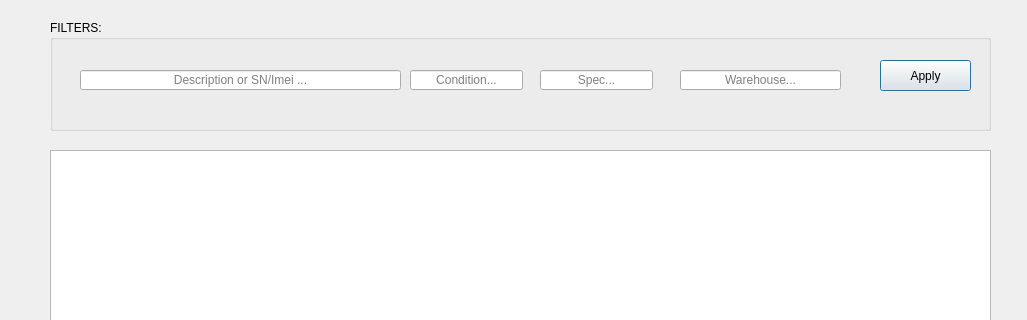
Above: uis/inventory_form.ui from andrei219/euromedia before the change; both pictures show x 0 to 1027 and y 0 to 320 of the 1027 by 1016 pixel window. Below: the same form after it.
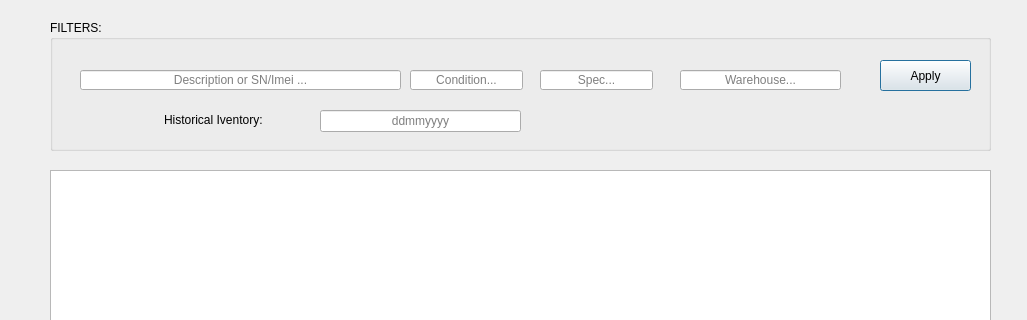
That is the form after the change. Icons and pictures are not drawn. Custom widgets are drawn as their Qt base class.

```diff
--- a/uis/inventory_form.ui
+++ b/uis/inventory_form.ui
@@ -24,9 +24,9 @@
    <property name="geometry">
     <rect>
      <x>50</x>
-     <y>150</y>
+     <y>170</y>
      <width>941</width>
-     <height>731</height>
+     <height>711</height>
     </rect>
    </property>
   </widget>
@@ -62,7 +62,7 @@
      <x>50</x>
      <y>20</y>
      <width>941</width>
-     <height>111</height>
+     <height>131</height>
     </rect>
    </property>
    <property name="title">
@@ -151,6 +151,35 @@
      <bool>true</bool>
     </property>
    </widget>
+   <widget class="QLineEdit" name="date">
+    <property name="geometry">
+     <rect>
+      <x>270</x>
+      <y>90</y>
+      <width>201</width>
+      <height>22</height>
+     </rect>
+    </property>
+    <property name="alignment">
+     <set>Qt::AlignCenter</set>
+    </property>
+    <property name="placeholderText">
+     <string>ddmmyyyy</string>
+    </property>
+   </widget>
+   <widget class="QLabel" name="label">
+    <property name="geometry">
+     <rect>
+      <x>114</x>
+      <y>90</y>
+      <width>111</width>
+      <height>20</height>
+     </rect>
+    </property>
+    <property name="text">
+     <string>Historical Iventory:</string>
+    </property>
+   </widget>
   </widget>
   <widget class="QToolButton" name="excel">
    <property name="geometry">
```
